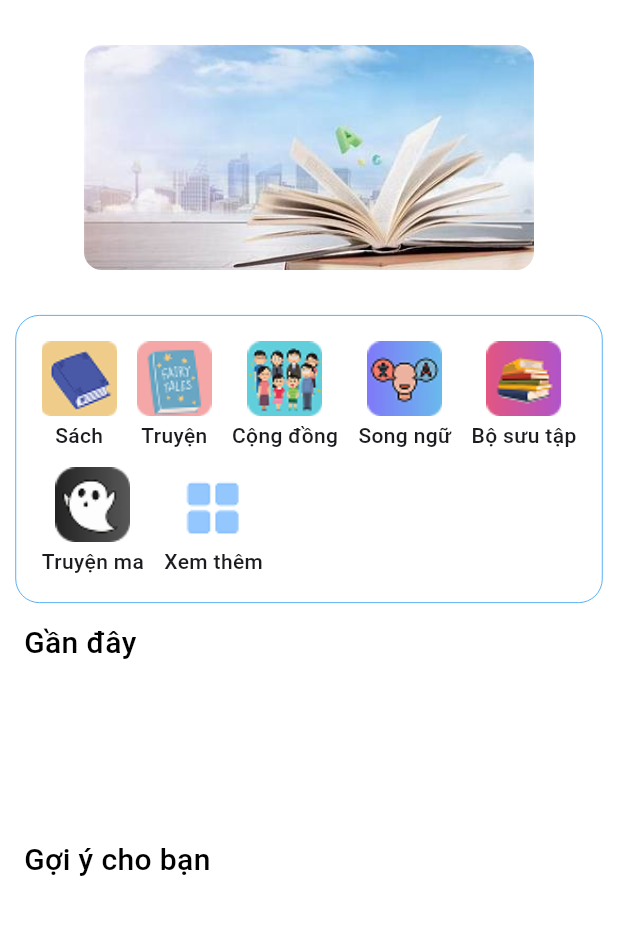
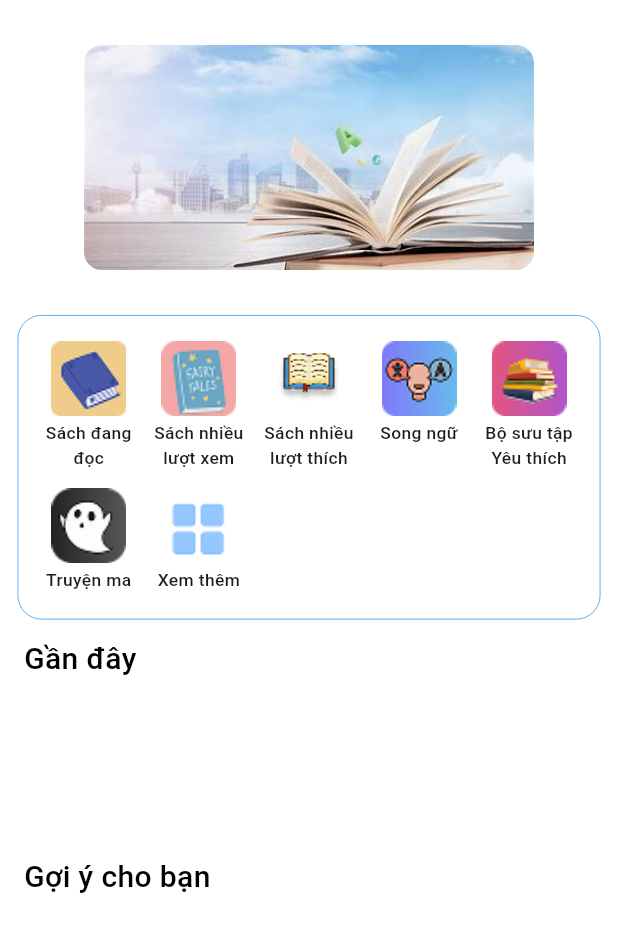
Before and after one commit to NguyenThanhhToan/LiBro_reading_book, a Flutter app: the ExploreScreen screen opened directly, on a phone screen of 412 x 824 dp. Shown: the top 932 px of the screen. Run offline on Flutter 3.47's test engine with Material 3 defaults, Android fonts, the light colour scheme and no system bars; our stand-ins replace dio, firebase_core, firebase_messaging, flutter_dotenv, flutter_secure_storage, font_awesome_flutter and 1 more; missing offline and left inert: flutter_pdfview; accounts and stored records are empty; network calls fail.

Commit message:
feat: add screen top view and top like

```diff
--- a/lib/main.dart
+++ b/lib/main.dart
@@ -3,6 +3,7 @@ import 'package:Libro/viewmodels/read_pdf_viewmodel.dart';
 import 'package:Libro/viewmodels/user_viewmodel.dart';
 import 'package:firebase_core/firebase_core.dart';
 import 'package:flutter/material.dart';
+import 'package:flutter_dotenv/flutter_dotenv.dart';
 import 'package:provider/provider.dart';
 import 'package:Libro/viewmodels/book_viewmodel.dart';
 import 'package:Libro/viewmodels/auth_viewmodel.dart';
@@ -16,6 +17,7 @@ void main() async {
   await Firebase.initializeApp(); // 🔥 Khởi tạo Firebase ở đây
   await cleanOldPdfFiles();
   await printCachedBooks();
+  await dotenv.load();
 
   runApp(
     MultiProvider(
--- a/lib/viewmodels/book_viewmodel.dart
+++ b/lib/viewmodels/book_viewmodel.dart
@@ -11,7 +11,9 @@ class BookViewModel extends ChangeNotifier {
   List<Book> _categoryBooks = [];
   List<Book> _authorBooks = [];
   List<Book> _tittleBooks = [];
-  List<Book> _favoriteBooks = []; // ✅ Thêm dòng này
+  List<Book> _favoriteBooks = [];
+  List<Book> _topLikeBooks = [];
+  List<Book> _topViewBooks = [];
 
   bool _isLoading = false;
   String? _errorMessage;
@@ -22,7 +24,9 @@ class BookViewModel extends ChangeNotifier {
   List<Book> get categoryBooks => _categoryBooks;
   List<Book> get authorBooks => _authorBooks;
   List<Book> get tittleBooks => _tittleBooks;
-  List<Book> get favoriteBooks => _favoriteBooks; // ✅ Getter
+  List<Book> get favoriteBooks => _favoriteBooks;
+  List<Book> get topLikeBooks => _topLikeBooks;
+  List<Book> get topViewBooks => _topViewBooks;
 
   bool get isLoading => _isLoading;
   String? get errorMessage => _errorMessage;
@@ -202,4 +206,44 @@ class BookViewModel extends ChangeNotifier {
       AppSnackbar.showSuccess(context, _errorMessage!);
     }
   }
+
+  Future<void> fetchTopLikeBooks() async {
+    _isLoading = true;
+    _errorMessage = null;
+    notifyListeners();
+
+    try {
+      _topLikeBooks = await _bookService.fetchBooksTopLike();
+
+      if (_topLikeBooks.isEmpty) {
+        _errorMessage = "Không tìm thấy sách thuộc danh mục đã chọn.";
       }
+    } catch (e) {
+      _topLikeBooks = [];
+      _errorMessage = "Lỗi khi tải sách theo danh mục: $e";
+    }
+
+    _isLoading = false;
+    notifyListeners();
+  }
+
+  Future<void> fetchTopViewBooks() async {
+    _isLoading = true;
+    _errorMessage = null;
+    notifyListeners();
+
+    try {
+      _topViewBooks = await _bookService.fetchBooksTopView();
+
+      if (_topViewBooks.isEmpty) {
+        _errorMessage = "Không tìm thấy sách thuộc danh mục đã chọn.";
+      }
+    } catch (e) {
+      _topViewBooks = [];
+      _errorMessage = "Lỗi khi tải sách theo danh mục: $e";
+    }
+
+    _isLoading = false;
+    notifyListeners();
+  }
+}
--- a/lib/views/nav_home/explore_view.dart
+++ b/lib/views/nav_home/explore_view.dart
@@ -1,6 +1,8 @@
 import 'dart:async';
 
 import 'package:Libro/utils/app_timer_banner.dart';
+import 'package:Libro/views/nav_home/top_like_view.dart';
+import 'package:Libro/views/nav_home/top_view_view.dart';
 import 'package:flutter/material.dart';
 import 'package:provider/provider.dart';
 
@@ -90,11 +92,12 @@ class _ExploreScreenState extends State<ExploreScreen> {
                 spacing: 13.4,
                 runSpacing: 11,
                 children: [
-                  CategoryBox(imagePath: 'assets/images/cate_box1.png', label: 'Sách'),
-                  CategoryBox(imagePath: 'assets/images/cate_box2.png', label: 'Truyện'),
-                  CategoryBox(imagePath: 'assets/images/cate_box3.png', label: 'Cộng đồng'),
+                  CategoryBox(imagePath: 'assets/images/cate_box1.png', label: 'Sách đang đọc'),
+                  CategoryBox(imagePath: 'assets/images/cate_box2.png', label: 'Sách nhiều lượt xem',pushToScreen: const BooksTopViewScreen(),),
+                  CategoryBox(imagePath: 'assets/images/cate_box3.jpg', label: 'Sách nhiều lượt thích',pushToScreen: const BooksTopLikeScreen(),),
                   CategoryBox(imagePath: 'assets/images/cate_box4.png', label: 'Song ngữ'),
-                  CategoryBox(imagePath: 'assets/images/cate_box5.png', label: 'Bộ sưu tập'),                    CategoryBox(imagePath: 'assets/images/cate_box6.png', label: 'Truyện ma'),
+                  CategoryBox(imagePath: 'assets/images/cate_box5.png', label: 'Bộ sưu tập Yêu thích'),
+                  CategoryBox(imagePath: 'assets/images/cate_box6.png', label: 'Truyện ma'),
                   CategoryBox(imagePath: 'assets/images/cate_box7.png', label: 'Xem thêm'),
                 ],
               ),
--- a/lib/widgets/home_item.dart
+++ b/lib/widgets/home_item.dart
@@ -1,3 +1,4 @@
+import 'package:Libro/app/app_snackbar.dart';
 import 'package:Libro/models/bookmark_model.dart';
 import 'package:flutter/material.dart';
 import 'package:Libro/views/read_book/pre_read_view.dart';
@@ -5,16 +6,29 @@ import 'package:Libro/views/read_book/pre_read_view.dart';
 class CategoryBox extends StatelessWidget {
   final String imagePath;
   final String label;
+  final Widget? pushToScreen;
 
   const CategoryBox({
     Key? key,
     required this.imagePath,
     required this.label,
+    this.pushToScreen,
   }) : super(key: key);
 
   @override
   Widget build(BuildContext context) {
-    return Column(
+    return GestureDetector(
+      onTap: () {
+        if (pushToScreen != null) {
+          Navigator.push(
+            context,
+            MaterialPageRoute(builder: (context) => pushToScreen!),
+          );
+        } else {
+          AppSnackbar.showInfo(context, "Tính năng đang được phát triển");
+        }
+      },
+      child: Column(
         mainAxisSize: MainAxisSize.min,
         children: [
           Image.asset(
@@ -24,14 +38,25 @@ class CategoryBox extends StatelessWidget {
             fit: BoxFit.cover,
           ),
           const SizedBox(height: 3),
-        Text(
+          Container(
+            width: 60,
+            child: Text(
               label,
-          style: const TextStyle(fontSize: 14, fontWeight: FontWeight.w500),
+              textAlign: TextAlign.center,
+              maxLines: 2,
+              overflow: TextOverflow.ellipsis,
+              style: const TextStyle(
+                fontSize: 11.6,
+                fontWeight: FontWeight.w500,
+              ),
+            ),
           ),
         ],
+      ),
     );
   }
 }
+
 class CurrentBook extends StatelessWidget {
   final Bookmark bookmark;
 
```
Also changed, not shown: lib/services/api_constants.dart (added, +7 -0 lines), lib/services/book_service.dart (+62 -0 lines), lib/views/nav_home/home_view.dart (+13 -0 lines), lib/views/nav_home/top_like_view.dart (added, +73 -0 lines), lib/views/nav_home/top_view_view.dart (added, +73 -0 lines), assets/images/cate_box3.jpg (added), assets/images/cate_box3.png (deleted). Lines whose indentation alone changed are shown as unchanged.
